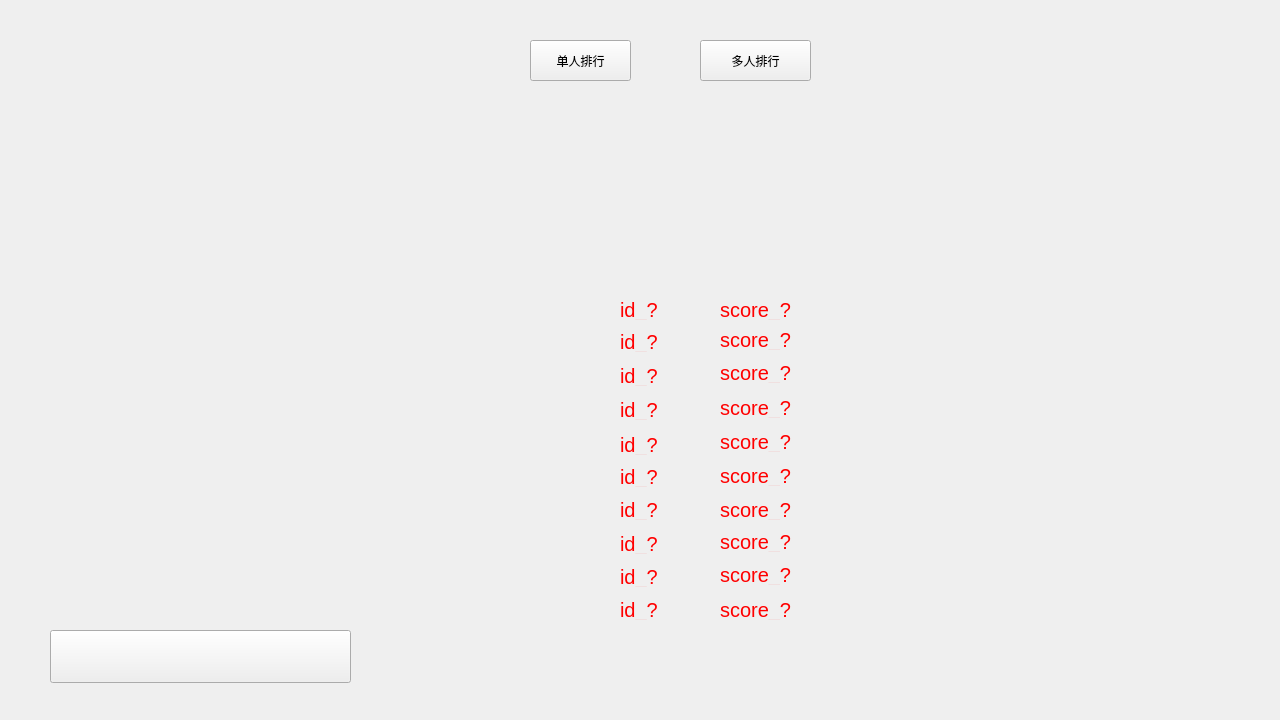
Qt form client/windows/rankwindow.ui (HFDLYS/HeartstringsResonance) before a commit.
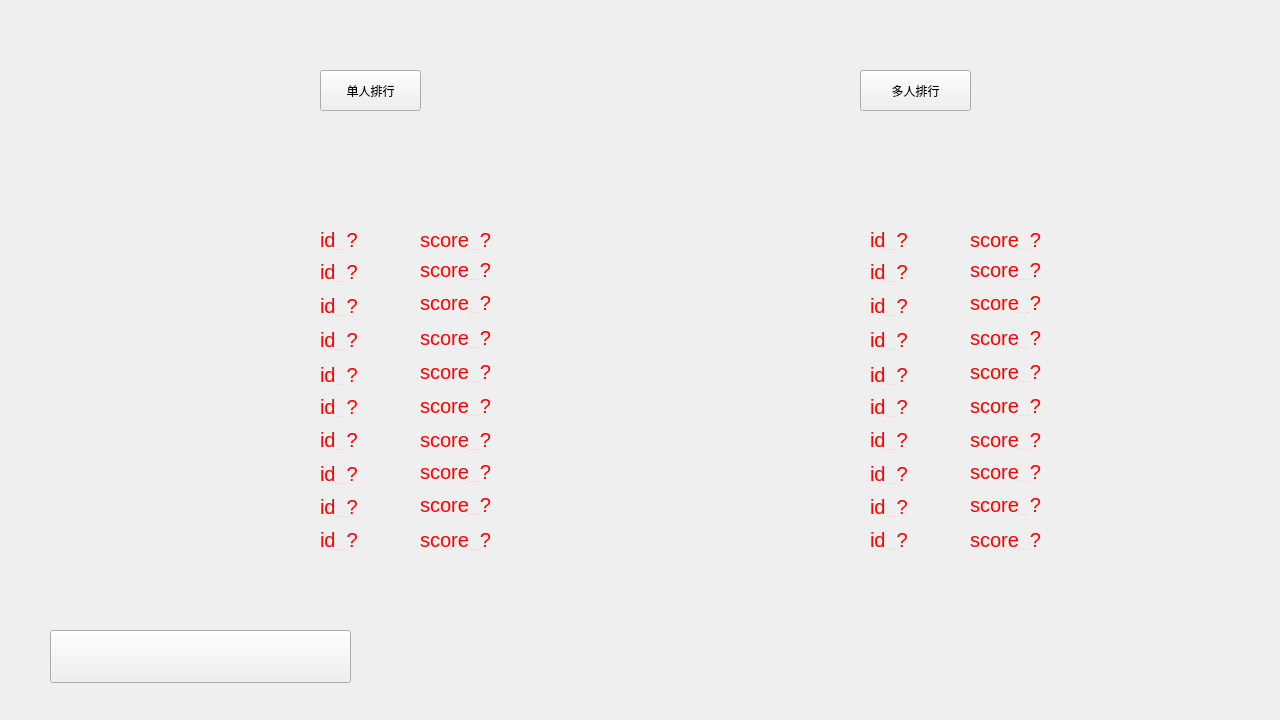
The same form after that commit. Icons and pictures are not drawn.

Commit message: feat: 排行榜里有多人排行了

Diff of the .ui file:
```diff
--- a/client/windows/rankwindow.ui
+++ b/client/windows/rankwindow.ui
@@ -53,40 +53,11 @@
      <string/>
     </property>
    </widget>
-   <widget class="QPushButton" name="btnSingle">
-    <property name="geometry">
-     <rect>
-      <x>530</x>
-      <y>40</y>
-      <width>101</width>
-      <height>41</height>
-     </rect>
-    </property>
-    <property name="text">
-     <string>单人排行</string>
-    </property>
-   </widget>
-   <widget class="QPushButton" name="pushButton_2">
-    <property name="geometry">
-     <rect>
-      <x>700</x>
-      <y>40</y>
-      <width>111</width>
-      <height>41</height>
-     </rect>
-    </property>
-    <property name="styleSheet">
-     <string notr="true">#rank{border-image:url(:/images/rankwindow/rank.png)}</string>
-    </property>
-    <property name="text">
-     <string>多人排行</string>
-    </property>
-   </widget>
    <widget class="QWidget" name="rank" native="true">
     <property name="geometry">
      <rect>
-      <x>440</x>
-      <y>110</y>
+      <x>140</x>
+      <y>40</y>
       <width>451</width>
       <height>591</height>
      </rect>
@@ -492,6 +463,448 @@
      </property>
      <property name="text">
       <string>score_?</string>
+     </property>
+    </widget>
+    <widget class="QPushButton" name="btnSingle">
+     <property name="geometry">
+      <rect>
+       <x>180</x>
+       <y>30</y>
+       <width>101</width>
+       <height>41</height>
+      </rect>
+     </property>
+     <property name="text">
+      <string>单人排行</string>
+     </property>
+    </widget>
+   </widget>
+   <widget class="QWidget" name="rankmuti" native="true">
+    <property name="geometry">
+     <rect>
+      <x>690</x>
+      <y>40</y>
+      <width>451</width>
+      <height>591</height>
+     </rect>
+    </property>
+    <property name="styleSheet">
+     <string notr="true">#rankmuti{border-image:url(:/images/rankwindow/rank.png)}</string>
+    </property>
+    <widget class="QLabel" name="id_11">
+     <property name="geometry">
+      <rect>
+       <x>180</x>
+       <y>190</y>
+       <width>80</width>
+       <height>20</height>
+      </rect>
+     </property>
+     <property name="styleSheet">
+      <string notr="true">QLabel{
+	font-size:20px;
+	color:Red;
+	font-family:幼圆;
+}</string>
+     </property>
+     <property name="text">
+      <string>id_?</string>
+     </property>
+    </widget>
+    <widget class="QLabel" name="id_12">
+     <property name="geometry">
+      <rect>
+       <x>180</x>
+       <y>222</y>
+       <width>80</width>
+       <height>20</height>
+      </rect>
+     </property>
+     <property name="styleSheet">
+      <string notr="true">QLabel{
+	font-size:20px;
+	color:Red;
+	font-family:幼圆;
+}</string>
+     </property>
+     <property name="text">
+      <string>id_?</string>
+     </property>
+    </widget>
+    <widget class="QLabel" name="id_13">
+     <property name="geometry">
+      <rect>
+       <x>180</x>
+       <y>256</y>
+       <width>80</width>
+       <height>20</height>
+      </rect>
+     </property>
+     <property name="styleSheet">
+      <string notr="true">QLabel{
+	font-size:20px;
+	color:Red;
+	font-family:幼圆;
+}</string>
+     </property>
+     <property name="text">
+      <string>id_?</string>
+     </property>
+    </widget>
+    <widget class="QLabel" name="id_14">
+     <property name="geometry">
+      <rect>
+       <x>180</x>
+       <y>290</y>
+       <width>80</width>
+       <height>20</height>
+      </rect>
+     </property>
+     <property name="styleSheet">
+      <string notr="true">QLabel{
+	font-size:20px;
+	color:Red;
+	font-family:幼圆;
+}</string>
+     </property>
+     <property name="text">
+      <string>id_?</string>
+     </property>
+    </widget>
+    <widget class="QLabel" name="id_15">
+     <property name="geometry">
+      <rect>
+       <x>180</x>
+       <y>325</y>
+       <width>80</width>
+       <height>20</height>
+      </rect>
+     </property>
+     <property name="styleSheet">
+      <string notr="true">QLabel{
+	font-size:20px;
+	color:Red;
+	font-family:幼圆;
+}</string>
+     </property>
+     <property name="text">
+      <string>id_?</string>
+     </property>
+    </widget>
+    <widget class="QLabel" name="id_16">
+     <property name="geometry">
+      <rect>
+       <x>180</x>
+       <y>357</y>
+       <width>80</width>
+       <height>20</height>
+      </rect>
+     </property>
+     <property name="styleSheet">
+      <string notr="true">QLabel{
+	font-size:20px;
+	color:Red;
+	font-family:幼圆;
+}</string>
+     </property>
+     <property name="text">
+      <string>id_?</string>
+     </property>
+    </widget>
+    <widget class="QLabel" name="id_17">
+     <property name="geometry">
+      <rect>
+       <x>180</x>
+       <y>390</y>
+       <width>80</width>
+       <height>20</height>
+      </rect>
+     </property>
+     <property name="styleSheet">
+      <string notr="true">QLabel{
+	font-size:20px;
+	color:Red;
+	font-family:幼圆;
+}</string>
+     </property>
+     <property name="text">
+      <string>id_?</string>
+     </property>
+    </widget>
+    <widget class="QLabel" name="id_18">
+     <property name="geometry">
+      <rect>
+       <x>180</x>
+       <y>424</y>
+       <width>80</width>
+       <height>20</height>
+      </rect>
+     </property>
+     <property name="styleSheet">
+      <string notr="true">QLabel{
+	font-size:20px;
+	color:Red;
+	font-family:幼圆;
+}</string>
+     </property>
+     <property name="text">
+      <string>id_?</string>
+     </property>
+    </widget>
+    <widget class="QLabel" name="id_19">
+     <property name="geometry">
+      <rect>
+       <x>180</x>
+       <y>457</y>
+       <width>80</width>
+       <height>20</height>
+      </rect>
+     </property>
+     <property name="styleSheet">
+      <string notr="true">QLabel{
+	font-size:20px;
+	color:Red;
+	font-family:幼圆;
+}</string>
+     </property>
+     <property name="text">
+      <string>id_?</string>
+     </property>
+    </widget>
+    <widget class="QLabel" name="id_20">
+     <property name="geometry">
+      <rect>
+       <x>180</x>
+       <y>490</y>
+       <width>80</width>
+       <height>20</height>
+      </rect>
+     </property>
+     <property name="styleSheet">
+      <string notr="true">QLabel{
+	font-size:20px;
+	color:Red;
+	font-family:幼圆;
+}</string>
+     </property>
+     <property name="text">
+      <string>id_?</string>
+     </property>
+    </widget>
+    <widget class="QLabel" name="score_20">
+     <property name="geometry">
+      <rect>
+       <x>280</x>
+       <y>490</y>
+       <width>80</width>
+       <height>20</height>
+      </rect>
+     </property>
+     <property name="styleSheet">
+      <string notr="true">QLabel{
+	font-size:20px;
+	color:Red;
+	font-family:幼圆;
+}</string>
+     </property>
+     <property name="text">
+      <string>score_?</string>
+     </property>
+    </widget>
+    <widget class="QLabel" name="score_19">
+     <property name="geometry">
+      <rect>
+       <x>280</x>
+       <y>455</y>
+       <width>80</width>
+       <height>20</height>
+      </rect>
+     </property>
+     <property name="styleSheet">
+      <string notr="true">QLabel{
+	font-size:20px;
+	color:Red;
+	font-family:幼圆;
+}</string>
+     </property>
+     <property name="text">
+      <string>score_?</string>
+     </property>
+    </widget>
+    <widget class="QLabel" name="score_18">
+     <property name="geometry">
+      <rect>
+       <x>280</x>
+       <y>422</y>
+       <width>80</width>
+       <height>20</height>
+      </rect>
+     </property>
+     <property name="styleSheet">
+      <string notr="true">QLabel{
+	font-size:20px;
+	color:Red;
+	font-family:幼圆;
+}</string>
+     </property>
+     <property name="text">
+      <string>score_?</string>
+     </property>
+    </widget>
+    <widget class="QLabel" name="score_17">
+     <property name="geometry">
+      <rect>
+       <x>280</x>
+       <y>390</y>
+       <width>80</width>
+       <height>20</height>
+      </rect>
+     </property>
+     <property name="styleSheet">
+      <string notr="true">QLabel{
+	font-size:20px;
+	color:Red;
+	font-family:幼圆;
+}</string>
+     </property>
+     <property name="text">
+      <string>score_?</string>
+     </property>
+    </widget>
+    <widget class="QLabel" name="score_16">
+     <property name="geometry">
+      <rect>
+       <x>280</x>
+       <y>356</y>
+       <width>80</width>
+       <height>20</height>
+      </rect>
+     </property>
+     <property name="styleSheet">
+      <string notr="true">QLabel{
+	font-size:20px;
+	color:Red;
+	font-family:幼圆;
+}</string>
+     </property>
+     <property name="text">
+      <string>score_?</string>
+     </property>
+    </widget>
+    <widget class="QLabel" name="score_15">
+     <property name="geometry">
+      <rect>
+       <x>280</x>
+       <y>322</y>
+       <width>80</width>
+       <height>20</height>
+      </rect>
+     </property>
+     <property name="styleSheet">
+      <string notr="true">QLabel{
+	font-size:20px;
+	color:Red;
+	font-family:幼圆;
+}</string>
+     </property>
+     <property name="text">
+      <string>score_?</string>
+     </property>
+    </widget>
+    <widget class="QLabel" name="score_14">
+     <property name="geometry">
+      <rect>
+       <x>280</x>
+       <y>288</y>
+       <width>80</width>
+       <height>20</height>
+      </rect>
+     </property>
+     <property name="styleSheet">
+      <string notr="true">QLabel{
+	font-size:20px;
+	color:Red;
+	font-family:幼圆;
+}</string>
+     </property>
+     <property name="text">
+      <string>score_?</string>
+     </property>
+    </widget>
+    <widget class="QLabel" name="score_13">
+     <property name="geometry">
+      <rect>
+       <x>280</x>
+       <y>253</y>
+       <width>80</width>
+       <height>20</height>
+      </rect>
+     </property>
+     <property name="styleSheet">
+      <string notr="true">QLabel{
+	font-size:20px;
+	color:Red;
+	font-family:幼圆;
+}</string>
+     </property>
+     <property name="text">
+      <string>score_?</string>
+     </property>
+    </widget>
+    <widget class="QLabel" name="score_12">
+     <property name="geometry">
+      <rect>
+       <x>280</x>
+       <y>220</y>
+       <width>80</width>
+       <height>20</height>
+      </rect>
+     </property>
+     <property name="styleSheet">
+      <string notr="true">QLabel{
+	font-size:20px;
+	color:Red;
+	font-family:幼圆;
+}</string>
+     </property>
+     <property name="text">
+      <string>score_?</string>
+     </property>
+    </widget>
+    <widget class="QLabel" name="score_11">
+     <property name="geometry">
+      <rect>
+       <x>280</x>
+       <y>190</y>
+       <width>80</width>
+       <height>20</height>
+      </rect>
+     </property>
+     <property name="styleSheet">
+      <string notr="true">QLabel{
+	font-size:20px;
+	color:Red;
+	font-family:幼圆;
+}</string>
+     </property>
+     <property name="text">
+      <string>score_?</string>
+     </property>
+    </widget>
+    <widget class="QPushButton" name="pushButton_2">
+     <property name="geometry">
+      <rect>
+       <x>170</x>
+       <y>30</y>
+       <width>111</width>
+       <height>41</height>
+      </rect>
+     </property>
+     <property name="styleSheet">
+      <string notr="true">#rank{border-image:url(:/images/rankwindow/rank.png)}</string>
+     </property>
+     <property name="text">
+      <string>多人排行</string>
      </property>
     </widget>
    </widget>
```
The commit also changes 2 other files.
